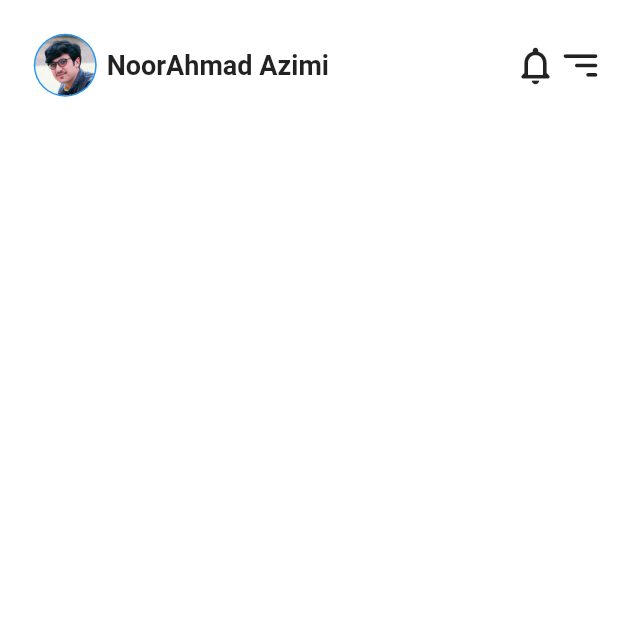
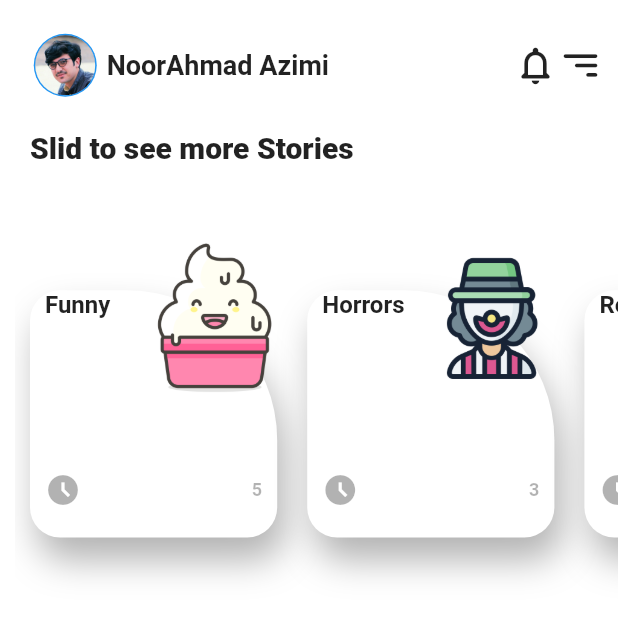
Before and after one commit to noorahmadazimi/StoryAppProjectSem8, a Flutter app: the screen it shows after launch, on a phone screen of 412 x 824 dp, the top half of it. Run offline on Flutter 3.47's test engine with Material 2 defaults, Android fonts, the phone set to English and light mode, and no system bars; our stand-ins replace curved_navigation_bar.

Commit message:
Step four Slider designed successfully

```diff
--- /dev/null
+++ b/lib/HomePageSlider.dart
@@ -0,0 +1,123 @@
+import 'package:flutter/material.dart';
+
+import 'myModel/style.dart';
+import 'myStyle/data.dart';
+
+class HomePageSlider extends StatelessWidget {
+  buildStyles(BuildContext context , int index){
+    Size size = MediaQuery.of(context).size;
+     Style style = styles[index];
+    return Stack(
+      alignment: Alignment.center,
+      children: [
+
+        Padding(
+          padding: const EdgeInsets.symmetric(horizontal: 10),
+          child: Container(
+            margin: EdgeInsets.only(top: 60, bottom: 40 ),
+            width: size.width*0.4,
+            height: size.height*0.2,
+            decoration: BoxDecoration(
+              color: Colors.white,
+              borderRadius: BorderRadius.only(
+                topLeft: Radius.circular(20.0),
+                bottomRight: Radius.circular(20.0),
+                bottomLeft: Radius.circular(20.0),
+                topRight: Radius.circular(100.0),
+
+              ),
+              boxShadow: [
+                BoxShadow(
+                  color: Colors.black.withOpacity(0.3),
+                  blurRadius: 20.0,
+                  offset: Offset(5,15),
+                ),
+              ]
+
+            ),
+            child: Column(
+              crossAxisAlignment: CrossAxisAlignment.start,
+              mainAxisAlignment: MainAxisAlignment.spaceBetween,
+              children: [
+                Padding(
+                  padding: const EdgeInsets.only(left: 10,right: 30),
+                  child: Text(style.name, style: TextStyle(
+                    fontWeight: FontWeight.bold,
+                    fontSize: 16,
+                  ),
+                  maxLines: 2,
+                  ),
+                ),
+                Padding(padding: EdgeInsets.only(
+                  left: 10,
+                  right: 10,
+                  bottom: 20
+                ),
+                  child: Row(
+                    mainAxisAlignment: MainAxisAlignment.spaceBetween,
+                    children: [
+                      Icon(Icons.access_time_filled_outlined,
+                        color: Colors.black.withOpacity(0.3),
+                      ),
+                      SizedBox(
+                        width: size.width*0.01,
+                      ),
+                      Text(style.time.toString(),style: TextStyle(
+                        fontSize: 12,
+                        fontWeight: FontWeight.bold,
+                        color: Colors.black.withOpacity(0.3),
+                      ),
+                      ),
+                    ],
+                  ),
+                ),
+              ],
+            ),
+          ),
+        ),
+        Container(
+          child: Positioned(
+            right: 0,
+            top: 0,
+            child: Image(
+              width: size.width*0.25,
+              height: size.height*0.2,
+              image: AssetImage(style.imageUrl),
+            ),
+          ),
+        ),
+      ],
+    );
+  }
+  @override
+  Widget build(BuildContext context) {
+
+    Size size = MediaQuery.of(context).size;
+    return Column(
+      children: [
+        Padding(padding: EdgeInsets.all(20.0),
+        child: Row(
+          mainAxisAlignment: MainAxisAlignment.spaceBetween,
+          children: [
+            Text('Slid to see more Stories',style: TextStyle(fontSize: 20,fontWeight: FontWeight.w800),),
+          ],
+        ),
+        ),
+        Padding(padding: EdgeInsets.only(left: 20.0/2),
+         child: Container(
+           height:size.height*0.33 ,
+           child: ListView.builder(
+             physics: BouncingScrollPhysics(),
+               scrollDirection: Axis.horizontal,
+               itemCount: styles.length,
+               itemBuilder: (BuildContext context, int index ){
+                 return buildStyles(context, index);
+               }
+           ),
+         ),
+        )
+
+      ],
+    );
+  }
+}
--- a/lib/main.dart
+++ b/lib/main.dart
@@ -24,6 +24,7 @@ class MyApp extends StatelessWidget {
           child: Column(
             children: [
               HomePageNavbar(),
+              HomePageSlider(),
 
             ],
           ),
```
